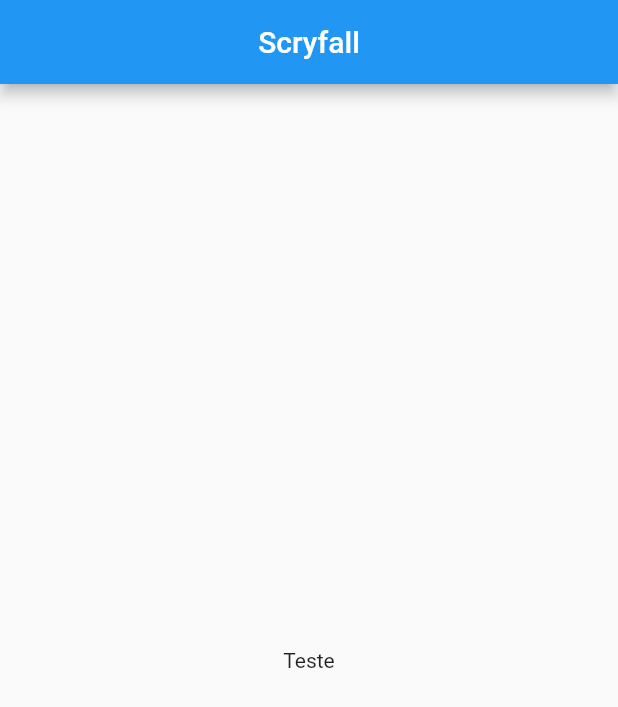
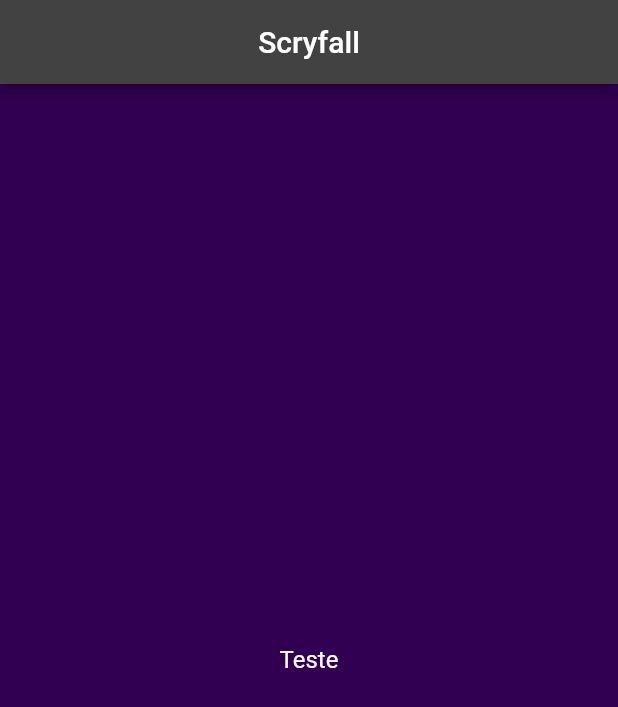
Before and after one commit to Rangel07/scryfallAPP, a Flutter app: the screen it shows after launch, on a phone screen of 412 x 824 dp. Shown: the top 707 px of the screen. Run offline on Flutter 3.47's test engine with Material 2 defaults, Android fonts, the phone set to English and light mode, and no system bars.

Commit message:
Addition of colors and style

```diff
--- /dev/null
+++ b/scryfall_app/lib/globals/styles.dart
@@ -0,0 +1,5 @@
+import 'dart:ui';
+import 'package:flutter/material.dart';
+
+const kpurple = Color.fromARGB(255, 50, 0, 82);
+const ktextWhite = TextStyle(color: Colors.white, fontSize: 16);
--- a/scryfall_app/lib/main.dart
+++ b/scryfall_app/lib/main.dart
@@ -1,5 +1,7 @@
 import 'package:flutter/material.dart';
 import 'package:scryfall_app/pages/main_page.dart';
+
+import 'globals/styles.dart';
 
 void main() {
   runApp(const MyApp());
@@ -14,7 +16,7 @@
     return MaterialApp(
       title: 'Flutter Demo',
       theme: ThemeData(
-        primarySwatch: Colors.blue,
+        scaffoldBackgroundColor: kpurple,
       ),
       home: const MainPage(),
     );
--- a/scryfall_app/lib/pages/main_page.dart
+++ b/scryfall_app/lib/pages/main_page.dart
@@ -1,4 +1,5 @@
 import 'package:flutter/material.dart';
+import 'package:scryfall_app/globals/styles.dart';
 
 class MainPage extends StatelessWidget {
   const MainPage({Key? key}) : super(key: key);
@@ -7,13 +8,12 @@
   Widget build(BuildContext context) {
     return Scaffold(
       appBar: AppBar(
+        backgroundColor: Colors.grey.shade800,
         centerTitle: true,
         title: const Text("Scryfall"),
       ),
-      body: Container(
-        child: const Center(
-          child: const Text("Teste"),
-        ),
+      body: const Center(
+        child: Text("Teste", style: ktextWhite,),
       ),
     );
   }
```
